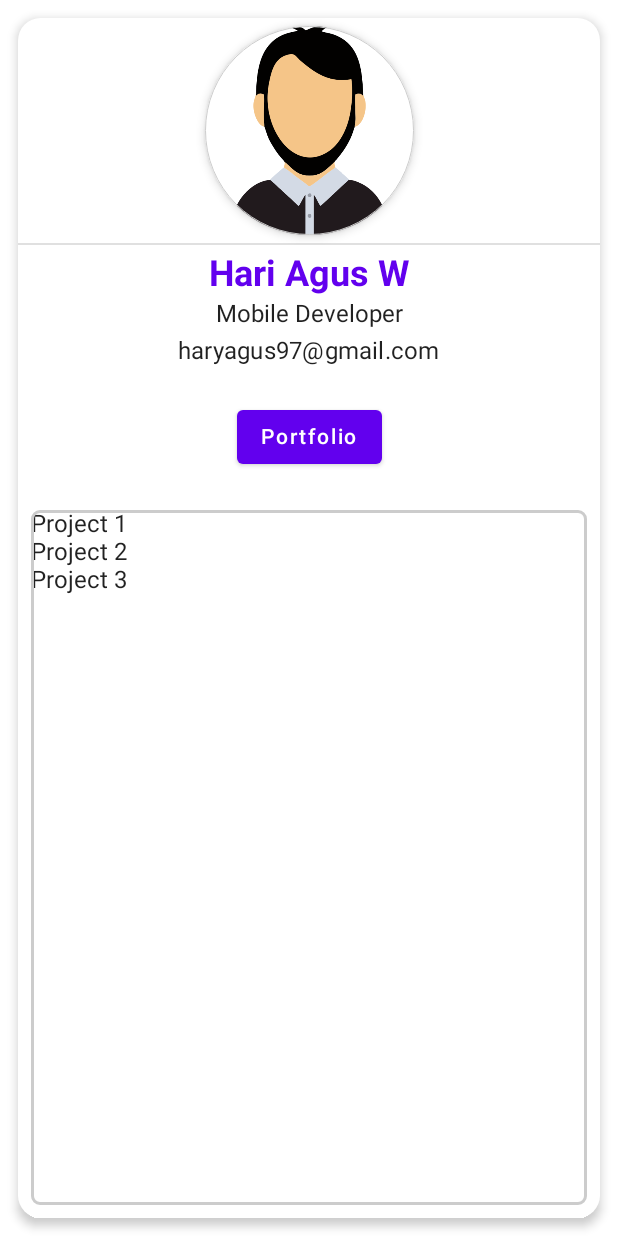
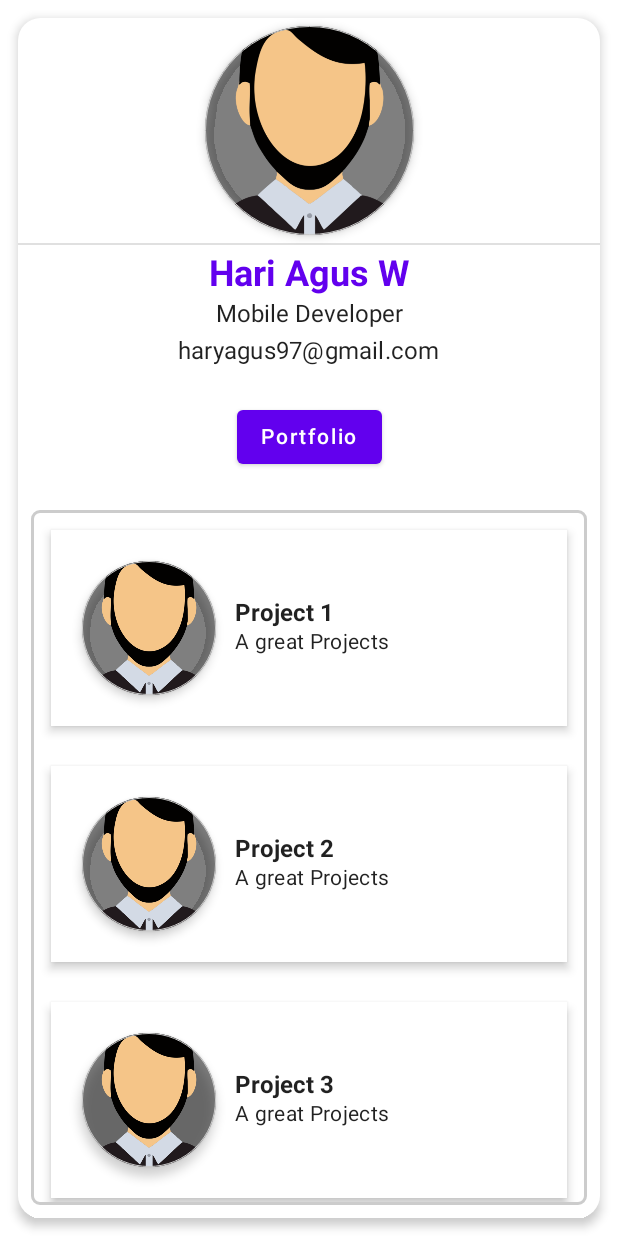
Before and after one commit to HariAgus/BizCardSimpleJetpackCompose, an Android app built with Jetpack Compose: the screen it shows after launch (MainActivity), after a tap on "Portfolio", on a phone screen of 412 x 824 dp. Run offline under Robolectric (Android 15) with nearby library versions, the light colour scheme and no system bars; 1 statement that could not run was skipped.

Commit message:
Fix image size

```diff
--- a/app/src/main/java/com/example/bizcardappjetpackcompose/MainActivity.kt
+++ b/app/src/main/java/com/example/bizcardappjetpackcompose/MainActivity.kt
@@ -5,6 +5,7 @@ import androidx.activity.ComponentActivity
 import androidx.activity.compose.setContent
 import androidx.compose.foundation.BorderStroke
 import androidx.compose.foundation.Image
+import androidx.compose.foundation.background
 import androidx.compose.foundation.layout.*
 import androidx.compose.foundation.lazy.LazyColumn
 import androidx.compose.foundation.lazy.items
@@ -18,6 +19,8 @@ import androidx.compose.runtime.remember
 import androidx.compose.ui.Alignment
 import androidx.compose.ui.Modifier
 import androidx.compose.ui.graphics.Color
+import androidx.compose.ui.graphics.RectangleShape
+import androidx.compose.ui.layout.ContentScale
 import androidx.compose.ui.res.painterResource
 import androidx.compose.ui.text.font.FontWeight
 import androidx.compose.ui.tooling.preview.Preview
@@ -79,22 +82,19 @@ fun CreateBizCard() {
                 if (buttonClickState.value) {
                     Content()
                 } else {
-                    Box() {
-
-                    }
+                    Box {}
                 }
             }
         }
     }
 }
 
-@Preview
 @Composable
 fun Content() {
     Box(
         modifier = Modifier
+            .fillMaxWidth()
             .fillMaxHeight()
-            .fillMaxWidth()
             .padding(5.dp)
     ) {
         Surface(
@@ -105,7 +105,7 @@ fun Content() {
             shape = RoundedCornerShape(corner = CornerSize(6.dp)),
             border = BorderStroke(width = 2.dp, color = Color.LightGray)
         ) {
-            Portfolio(data = listOf("Project 1", "Project 2", "Project 3"))
+            Portfolio(data = listOf("Project 1", "Project 2", "Project 3", "Project 4"))
         }
     }
 }
@@ -114,7 +114,33 @@ fun Content() {
 fun Portfolio(data: List<String>) {
     LazyColumn {
         items(data) { item ->
-            Text(item)
+            Card(
+                modifier = Modifier
+                    .padding(13.dp)
+                    .fillMaxWidth(),
+                shape = RectangleShape,
+                elevation = 4.dp
+            ) {
+                Row(
+                    modifier = Modifier
+                        .padding(8.dp)
+                        .background(MaterialTheme.colors.surface)
+                        .padding(7.dp)
+                ) {
+                    CreateImageProfile(modifier = Modifier.size(100.dp))
+                    Column(
+                        modifier = Modifier
+                            .padding(7.dp)
+                            .align(alignment = Alignment.CenterVertically)
+                    ) {
+                        Text(text = item, fontWeight = FontWeight.Bold)
+                        Text(
+                            text = "A great Projects",
+                            style = MaterialTheme.typography.body2
+                        )
+                    }
+                }
+            }
         }
     }
 }
@@ -146,22 +172,24 @@ private fun CreateInfo() {
 @Composable
 private fun CreateImageProfile(modifier: Modifier = Modifier) {
     Surface(
-        modifier = Modifier
+        modifier = modifier
             .size(150.dp)
             .padding(5.dp),
         shape = CircleShape,
         border = BorderStroke(0.5.dp, Color.LightGray),
         elevation = 4.dp,
-    ) {
+        color = MaterialTheme.colors.onSurface.copy(alpha = 0.5f)
+    ) {g
         Image(
             painter = painterResource(id = R.drawable.profile_image_2),
             contentDescription = "profile image",
-            modifier = Modifier.size(135.dp)
+            modifier = modifier.size(100.dp),
+            contentScale = ContentScale.Crop
         )
     }
 }
 
-//@Preview(showBackground = true)
+@Preview(showBackground = true)
 @Composable
 fun DefaultPreview() {
     CreateBizCard()
```
Also changed, not shown: app/src/main/res/drawable/profile_image_white.jpeg (added).
